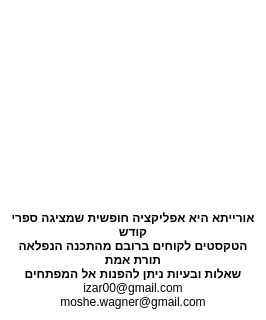
First picture: the form in android-exp/mobileapp.ui, repository MosheWagner/Orayta-QT, before the edit.
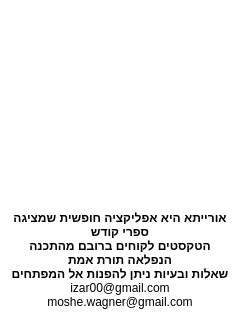
Second picture: the form after the edit. Icons and pictures are not drawn.

Commit message: עדכון לגירסת אנדרואיד (אלפא 9)

Diff of the .ui file:
```diff
--- a/android-exp/mobileapp.ui
+++ b/android-exp/mobileapp.ui
@@ -10,13 +10,7 @@
     <height>320</height>
    </rect>
   </property>
-  <property name="sizePolicy">
-   <sizepolicy hsizetype="Maximum" vsizetype="Maximum">
-    <horstretch>0</horstretch>
-    <verstretch>0</verstretch>
-   </sizepolicy>
-  </property>
-  <property name="maximumSize">
+  <property name="minimumSize">
    <size>
     <width>240</width>
     <height>320</height>
```
